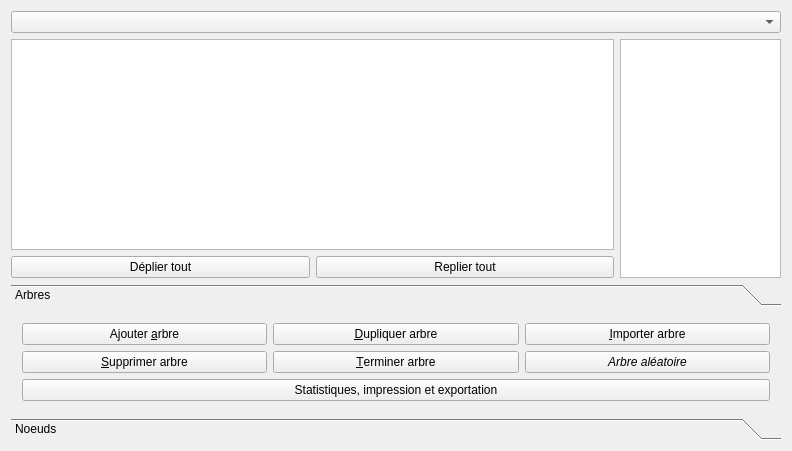
GiPiLab/ProtonClassicSuite, file formedittree.ui: the form before one commit.
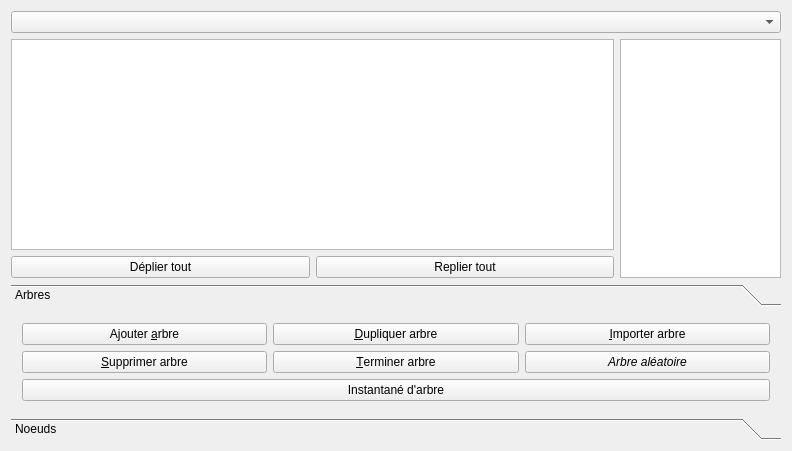
The form after the commit.

The edit to the form file:
```diff
--- a/formedittree.ui
+++ b/formedittree.ui
@@ -143,7 +143,7 @@
        <item row="2" column="0" colspan="3">
         <widget class="QPushButton" name="viewTreeButton">
          <property name="text">
-          <string>Statistiques, impression et exportation</string>
+          <string>Instantané d'arbre</string>
          </property>
         </widget>
        </item>
```
